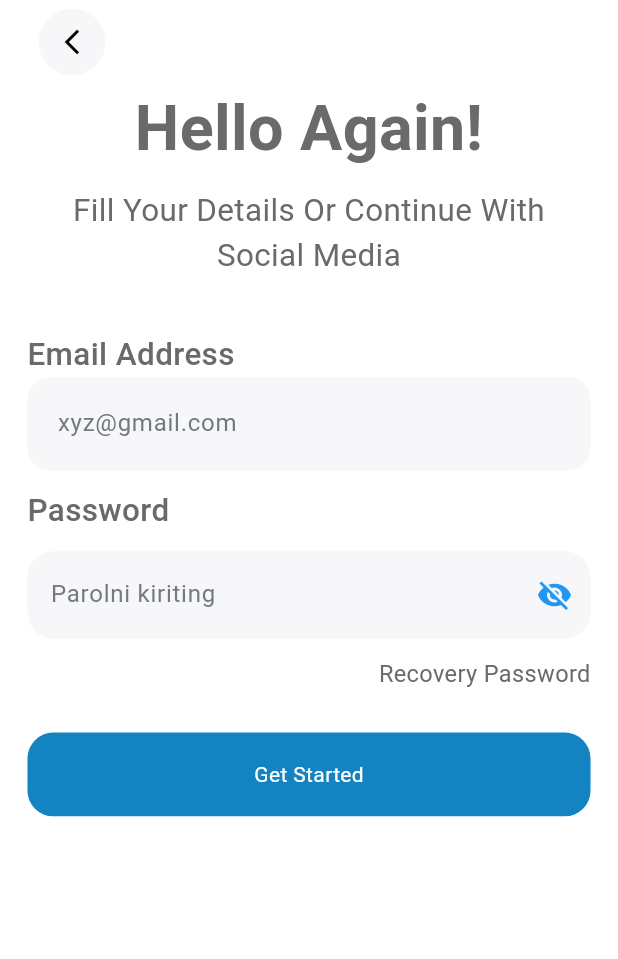
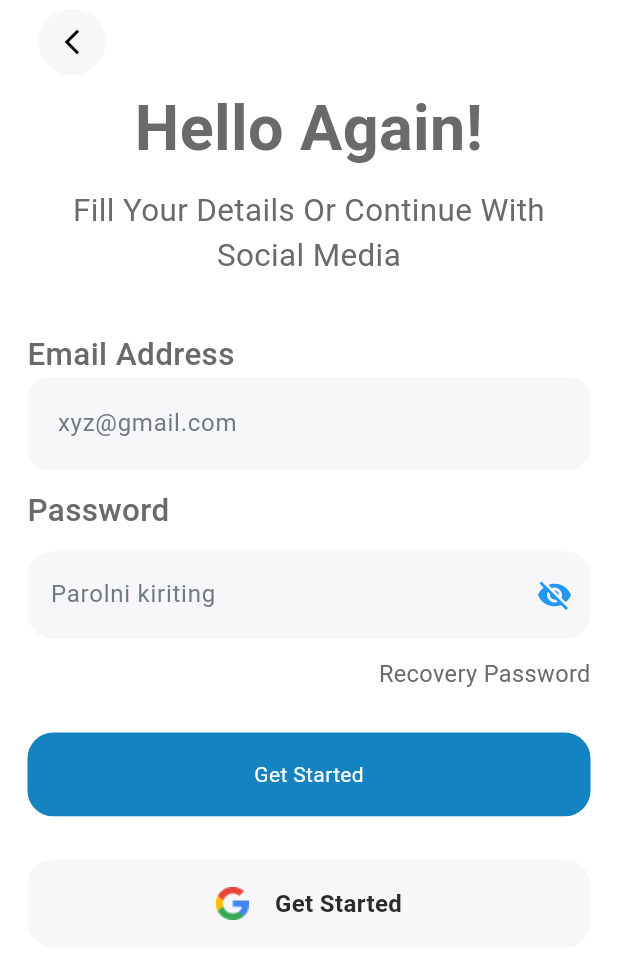
Before and after one commit to jaloliddinmirzo/nIke_app, a Flutter app: the screen it shows after launch, on a phone screen of 412 x 824 dp. Shown: the top 959 px of the screen. Run offline on Flutter 3.47's test engine with Material 3 defaults, Android fonts, the phone set to English and light mode, and no system bars; our stand-ins replace flutter_screenutil.

Commit message:
two button add

```diff
--- a/lib/main.dart
+++ b/lib/main.dart
@@ -1,6 +1,6 @@
 import 'package:flutter/material.dart';
 import 'package:flutter_screenutil/flutter_screenutil.dart';
-import 'package:online_course/screens/home_Screen.dart';
+import 'package:online_course/screens/home_screen.dart';
 
 void main() => runApp(const MyApp());
 
--- a/lib/utils/app_colors.dart
+++ b/lib/utils/app_colors.dart
@@ -9,4 +9,5 @@ class AppColors {
   static const input_text_Color = Color(0xff707B81);
   static const red_Color = Color(0xff707B81);
   static const desc_text_Color = Color(0xffD8D8D8);
+  static const grey_back_Color = Color(0xffF7F7F9);
 }
--- a/lib/utils/app_images.dart
+++ b/lib/utils/app_images.dart
@@ -1,5 +1,5 @@
 class AppImages {
   static const baseImagePath = "assets/images";
   static const image_6 = "$baseImagePath/image1.png";
-
+  static const google = "$baseImagePath/gogle.png";
 }
--- /dev/null
+++ b/lib/widgets/button_google.dart
@@ -0,0 +1,51 @@
+import 'package:flutter/material.dart';
+// import 'package:online_course/utils/app_colors.dart';
+import 'package:flutter_screenutil/flutter_screenutil.dart';
+import 'package:online_course/utils/app_colors.dart';
+import 'package:online_course/utils/app_images.dart';
+
+class ButtonGoogle extends StatelessWidget {
+  final text;
+  final Color color;
+  final Color textColor;
+  const ButtonGoogle({
+    super.key,
+    this.text,
+    this.color = AppColors.main_Color,
+    this.textColor = AppColors.white_Color,
+  });
+
+  @override
+  Widget build(
+    BuildContext context,
+  ) {
+    return GestureDetector(
+      onTap: () {},
+      child: Container(
+        width: double.infinity,
+        alignment: Alignment.center,
+        decoration: BoxDecoration(
+            color: color, borderRadius: BorderRadius.circular(15.r)),
+        padding: EdgeInsets.symmetric(
+          vertical: 15.h,
+        ),
+        child: Row(
+          mainAxisAlignment: MainAxisAlignment.center,
+          children: [
+            Image.asset(AppImages.google),
+            SizedBox(
+              width: 15.sp,
+            ),
+            Text(
+              "Get Started",
+              style: TextStyle(
+                  color: textColor,
+                  fontSize: 14.sp,
+                  fontWeight: FontWeight.w600),
+            ),
+          ],
+        ),
+      ),
+    );
+  }
+}
--- a/lib/widgets/content_sigin.dart
+++ b/lib/widgets/content_sigin.dart
@@ -1,6 +1,7 @@
 import 'package:flutter/material.dart';
 import 'package:flutter_screenutil/flutter_screenutil.dart';
 import 'package:online_course/utils/app_colors.dart';
+import 'package:online_course/widgets/button_google.dart';
 import 'package:online_course/widgets/button_push.dart';
 import 'package:online_course/widgets/inputs/custom_text_field.dart';
 import 'package:online_course/widgets/inputs/password_input.dart';
@@ -18,7 +19,9 @@ class _ContentSiginState extends State<ContentSigin> {
   Widget build(BuildContext context) {
     return Container(
       width: double.infinity,
-      padding: EdgeInsets.symmetric(horizontal: 16.w),
+      padding: EdgeInsets.symmetric(
+        horizontal: 16.w,
+      ),
       child: Column(
         mainAxisAlignment: MainAxisAlignment.start,
         crossAxisAlignment: CrossAxisAlignment.start,
@@ -62,8 +65,16 @@ class _ContentSiginState extends State<ContentSigin> {
           ),
           ButtonPush(
             text: "Sign In",
-            // color: AppColors.white_Color,
           ),
+          SizedBox(
+            height: 24.h,
+          ),
+          ButtonGoogle(
+            text: "Sign In with Google ",
+            color: AppColors.grey_back_Color,
+            textColor: AppColors.main_text_Color,
+          ),
+          // Text.rich(text)
         ],
       ),
     );
```
Also changed, not shown: assets/images/gogle.png (added).
